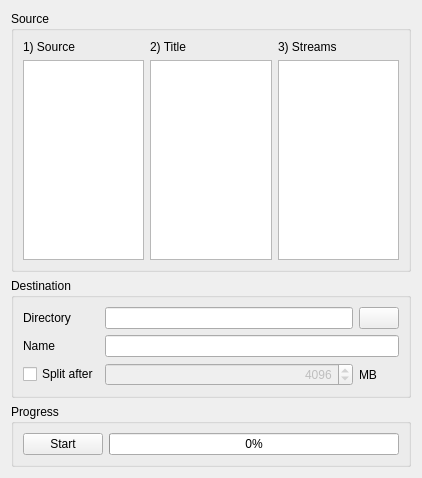
First picture: the form in mainwindow.ui, repository xqms/dvdcp, before the edit.
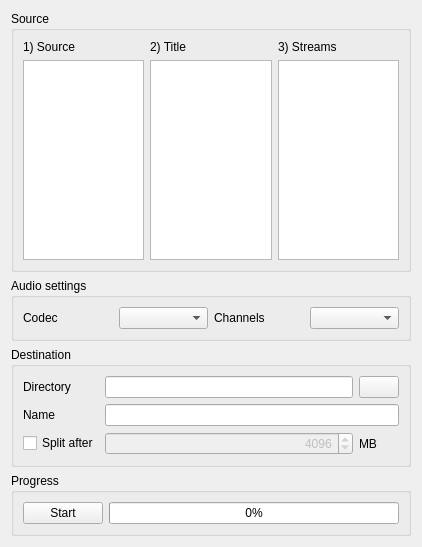
Second picture: the form after the edit. Icons and pictures are not drawn.

Commit message: AudioHandler: configuration through GUI, multiple audio streams

Patch:
```diff
--- a/mainwindow.ui
+++ b/mainwindow.ui
@@ -72,6 +72,35 @@
      </layout>
     </widget>
    </item>
+   <item>
+    <widget class="QGroupBox" name="groupBox">
+     <property name="title">
+      <string>Audio settings</string>
+     </property>
+     <layout class="QGridLayout" name="gridLayout_3">
+      <item row="0" column="0">
+       <widget class="QLabel" name="label_7">
+        <property name="text">
+         <string>Codec</string>
+        </property>
+       </widget>
+      </item>
+      <item row="0" column="1">
+       <widget class="QComboBox" name="codecComboBox"/>
+      </item>
+      <item row="0" column="2">
+       <widget class="QLabel" name="label_8">
+        <property name="text">
+         <string>Channels</string>
+        </property>
+       </widget>
+      </item>
+      <item row="0" column="3">
+       <widget class="QComboBox" name="channelComboBox"/>
+      </item>
+     </layout>
+    </widget>
+   </item>
    <item>
     <widget class="QGroupBox" name="destinationBox">
      <property name="title">
```
The commit also changes 9 other files.
